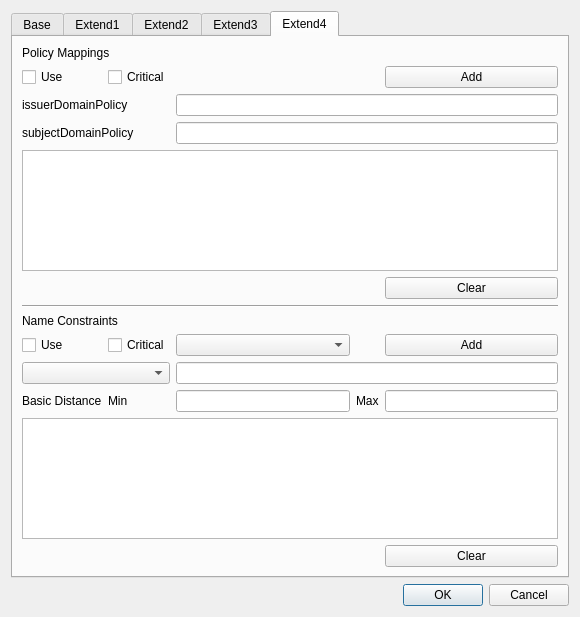
Old version of the form CAMan/make_cert_policy_dlg.ui in the repository jykim74/CertMan.
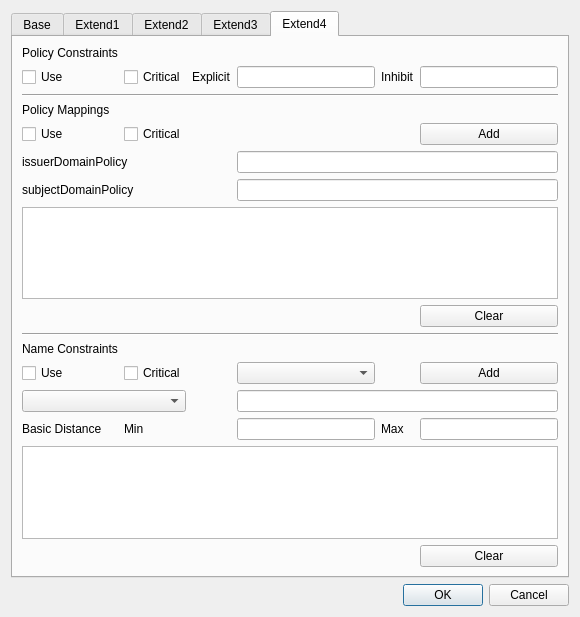
New version of the form. The open tabs and pages were chosen to show the change.

Diff of the .ui file:
```diff
--- a/CAMan/make_cert_policy_dlg.ui
+++ b/CAMan/make_cert_policy_dlg.ui
@@ -509,91 +509,7 @@
        <string>Extend3</string>
       </attribute>
       <layout class="QGridLayout" name="gridLayout_4">
-       <item row="1" column="4">
-        <widget class="QLineEdit" name="mBCPathLenText"/>
-       </item>
-       <item row="4" column="5">
-        <widget class="QLineEdit" name="mPCInhibitText"/>
-       </item>
-       <item row="1" column="0">
-        <widget class="QCheckBox" name="mBCUseCheck">
-         <property name="text">
-          <string>Use</string>
-         </property>
-        </widget>
-       </item>
-       <item row="2" column="0" colspan="6">
-        <widget class="Line" name="line_9">
-         <property name="orientation">
-          <enum>Qt::Horizontal</enum>
-         </property>
-        </widget>
-       </item>
-       <item row="15" column="0" colspan="6">
-        <widget class="QTableWidget" name="mIANTable"/>
-       </item>
-       <item row="9" column="0" colspan="6">
-        <widget class="QTableWidget" name="mSANTable"/>
-       </item>
-       <item row="7" column="2">
-        <widget class="QComboBox" name="mSANCombo"/>
-       </item>
-       <item row="7" column="5">
-        <widget class="QPushButton" name="mSANAddBtn">
-         <property name="text">
-          <string>Add</string>
-         </property>
-        </widget>
-       </item>
-       <item row="5" column="0" colspan="6">
-        <widget class="Line" name="line_10">
-         <property name="orientation">
-          <enum>Qt::Horizontal</enum>
-         </property>
-        </widget>
-       </item>
-       <item row="1" column="2">
-        <widget class="QComboBox" name="mBCCombo"/>
-       </item>
-       <item row="8" column="0" colspan="6">
-        <widget class="QLineEdit" name="mSANText"/>
-       </item>
-       <item row="12" column="0" colspan="2">
-        <widget class="QLabel" name="label_23">
-         <property name="text">
-          <string>Issuer Alternative Name</string>
-         </property>
-        </widget>
-       </item>
-       <item row="16" column="5">
-        <widget class="QPushButton" name="mIANClearBtn">
-         <property name="text">
-          <string>Clear</string>
-         </property>
-        </widget>
-       </item>
-       <item row="13" column="0">
-        <widget class="QCheckBox" name="mIANUseCheck">
-         <property name="text">
-          <string>Use</string>
-         </property>
-        </widget>
-       </item>
-       <item row="3" column="0" colspan="2">
-        <widget class="QLabel" name="label_21">
-         <property name="text">
-          <string>Policy Constraints</string>
-         </property>
-        </widget>
-       </item>
-       <item row="4" column="1">
-        <widget class="QCheckBox" name="mPCCriticalCheck">
-         <property name="text">
-          <string>Critical</string>
-         </property>
-        </widget>
-       </item>
-       <item row="13" column="2">
+       <item row="10" column="2">
         <widget class="QComboBox" name="mIANCombo"/>
        </item>
        <item row="7" column="0">
@@ -648,23 +564,6 @@
          </property>
         </widget>
        </item>
-       <item row="10" column="5">
-        <widget class="QPushButton" name="mSANClearBtn">
-         <property name="text">
-          <string>Clear</string>
-         </property>
-        </widget>
-       </item>
-       <item row="4" column="3">
-        <widget class="QLineEdit" name="mPCExplicitText"/>
-       </item>
-       <item row="1" column="1">
-        <widget class="QCheckBox" name="mBCCriticalCheck">
-         <property name="text">
-          <string>Critical</string>
-         </property>
-        </widget>
-       </item>
        <item row="0" column="0" colspan="2">
         <widget class="QLabel" name="label_20">
          <property name="text">
@@ -679,14 +578,7 @@
          </property>
         </widget>
        </item>
-       <item row="4" column="0">
-        <widget class="QCheckBox" name="mPCUseCheck">
-         <property name="text">
-          <string>Use</string>
-         </property>
-        </widget>
-       </item>
-       <item row="11" column="0" colspan="6">
+       <item row="8" column="0" colspan="6">
         <widget class="Line" name="line_11">
          <property name="orientation">
           <enum>Qt::Horizontal</enum>
@@ -700,140 +592,188 @@
        <string>Extend4</string>
       </attribute>
       <layout class="QGridLayout" name="gridLayout_5">
-       <item row="8" column="2">
-        <widget class="QComboBox" name="mNCTypeCombo"/>
-       </item>
-       <item row="0" column="0" colspan="2">
-        <widget class="QLabel" name="label_27">
-         <property name="text">
-          <string>Policy Mappings</string>
-         </property>
-        </widget>
-       </item>
-       <item row="12" column="4">
+       <item row="15" column="5">
         <widget class="QPushButton" name="mNCClearBtn">
          <property name="text">
           <string>Clear</string>
          </property>
         </widget>
        </item>
-       <item row="4" column="0" colspan="5">
-        <widget class="QTableWidget" name="mPMTable"/>
-       </item>
-       <item row="10" column="3">
-        <widget class="QLabel" name="label_33">
-         <property name="text">
-          <string>Max</string>
-         </property>
-        </widget>
-       </item>
-       <item row="2" column="0" colspan="2">
+       <item row="5" column="0" colspan="2">
         <widget class="QLabel" name="label_28">
          <property name="text">
           <string>issuerDomainPolicy</string>
          </property>
         </widget>
        </item>
-       <item row="1" column="0">
-        <widget class="QCheckBox" name="mPMUseCheck">
+       <item row="11" column="5">
+        <widget class="QPushButton" name="mNCAddBtn">
          <property name="text">
-          <string>Use</string>
+          <string>Add</string>
          </property>
         </widget>
        </item>
-       <item row="5" column="4">
-        <widget class="QPushButton" name="mPMClearBtn">
-         <property name="text">
-          <string>Clear</string>
-         </property>
-        </widget>
+       <item row="13" column="5">
+        <widget class="QLineEdit" name="mNCMaxText"/>
        </item>
-       <item row="10" column="2">
+       <item row="13" column="3">
         <widget class="QLineEdit" name="mNCMinText"/>
        </item>
-       <item row="7" column="0" colspan="2">
+       <item row="14" column="0" colspan="6">
+        <widget class="QTableWidget" name="mNCTable"/>
+       </item>
+       <item row="11" column="1">
+        <widget class="QCheckBox" name="mNCCriticalCheck">
+         <property name="text">
+          <string>Critical</string>
+         </property>
+        </widget>
+       </item>
+       <item row="4" column="5">
+        <widget class="QPushButton" name="mPMAddBtn">
+         <property name="text">
+          <string>Add</string>
+         </property>
+        </widget>
+       </item>
+       <item row="13" column="0">
+        <widget class="QLabel" name="label_31">
+         <property name="text">
+          <string>Basic Distance</string>
+         </property>
+        </widget>
+       </item>
+       <item row="1" column="3">
+        <widget class="QLineEdit" name="mPCExplicitText"/>
+       </item>
+       <item row="1" column="4">
+        <widget class="QLabel" name="label_36">
+         <property name="text">
+          <string>Inhibit</string>
+         </property>
+        </widget>
+       </item>
+       <item row="1" column="2">
+        <widget class="QLabel" name="label_35">
+         <property name="text">
+          <string>Explicit</string>
+         </property>
+        </widget>
+       </item>
+       <item row="1" column="5">
+        <widget class="QLineEdit" name="mPCInhibitText"/>
+       </item>
+       <item row="3" column="0" colspan="2">
+        <widget class="QLabel" name="label_27">
+         <property name="text">
+          <string>Policy Mappings</string>
+         </property>
+        </widget>
+       </item>
+       <item row="11" column="0">
+        <widget class="QCheckBox" name="mNCUseCheck">
+         <property name="text">
+          <string>Use</string>
+         </property>
+        </widget>
+       </item>
+       <item row="11" column="3">
+        <widget class="QComboBox" name="mNCTypeCombo"/>
+       </item>
+       <item row="4" column="0">
+        <widget class="QCheckBox" name="mPMUseCheck">
+         <property name="text">
+          <string>Use</string>
+         </property>
+        </widget>
+       </item>
+       <item row="1" column="0">
+        <widget class="QCheckBox" name="mPCUseCheck">
+         <property name="text">
+          <string>Use</string>
+         </property>
+        </widget>
+       </item>
+       <item row="10" column="0" colspan="2">
         <widget class="QLabel" name="label_30">
          <property name="text">
           <string>Name Constraints</string>
          </property>
         </widget>
        </item>
-       <item row="10" column="1">
+       <item row="13" column="4">
+        <widget class="QLabel" name="label_33">
+         <property name="text">
+          <string>Max</string>
+         </property>
+        </widget>
+       </item>
+       <item row="7" column="0" colspan="6">
+        <widget class="QTableWidget" name="mPMTable"/>
+       </item>
+       <item row="0" column="0">
+        <widget class="QLabel" name="label_34">
+         <property name="text">
+          <string>Policy Constraints</string>
+         </property>
+        </widget>
+       </item>
+       <item row="8" column="5">
+        <widget class="QPushButton" name="mPMClearBtn">
+         <property name="text">
+          <string>Clear</string>
+         </property>
+        </widget>
+       </item>
+       <item row="1" column="1">
+        <widget class="QCheckBox" name="mPCCriticalCheck">
+         <property name="text">
+          <string>Critical</string>
+         </property>
+        </widget>
+       </item>
+       <item row="5" column="3" colspan="3">
+        <widget class="QLineEdit" name="mPMIssuerDomainPolicyText"/>
+       </item>
+       <item row="12" column="3" colspan="3">
+        <widget class="QLineEdit" name="mNCSubText"/>
+       </item>
+       <item row="4" column="1">
+        <widget class="QCheckBox" name="mPMCriticalCheck">
+         <property name="text">
+          <string>Critical</string>
+         </property>
+        </widget>
+       </item>
+       <item row="9" column="0" colspan="6">
+        <widget class="Line" name="line_12">
+         <property name="orientation">
+          <enum>Qt::Horizontal</enum>
+         </property>
+        </widget>
+       </item>
+       <item row="13" column="1">
         <widget class="QLabel" name="label_32">
          <property name="text">
           <string>Min</string>
          </property>
         </widget>
        </item>
-       <item row="11" column="0" colspan="5">
-        <widget class="QTableWidget" name="mNCTable"/>
-       </item>
-       <item row="9" column="2" colspan="3">
-        <widget class="QLineEdit" name="mNCSubText"/>
-       </item>
-       <item row="3" column="0" colspan="2">
+       <item row="6" column="0" colspan="2">
         <widget class="QLabel" name="label_29">
          <property name="text">
           <string>subjectDomainPolicy</string>
          </property>
         </widget>
        </item>
-       <item row="1" column="1">
-        <widget class="QCheckBox" name="mPMCriticalCheck">
-         <property name="text">
-          <string>Critical</string>
-         </property>
-        </widget>
-       </item>
-       <item row="10" column="4">
-        <widget class="QLineEdit" name="mNCMaxText"/>
-       </item>
-       <item row="2" column="2" colspan="3">
-        <widget class="QLineEdit" name="mPMIssuerDomainPolicyText"/>
-       </item>
-       <item row="10" column="0">
-        <widget class="QLabel" name="label_31">
-         <property name="text">
-          <string>Basic Distance</string>
-         </property>
-        </widget>
-       </item>
-       <item row="8" column="1">
-        <widget class="QCheckBox" name="mNCCriticalCheck">
-         <property name="text">
-          <string>Critical</string>
-         </property>
-        </widget>
-       </item>
-       <item row="9" column="0" colspan="2">
+       <item row="12" column="0" colspan="2">
         <widget class="QComboBox" name="mNCSubCombo"/>
        </item>
-       <item row="8" column="4">
-        <widget class="QPushButton" name="mNCAddBtn">
-         <property name="text">
-          <string>Add</string>
-         </property>
-        </widget>
-       </item>
-       <item row="8" column="0">
-        <widget class="QCheckBox" name="mNCUseCheck">
-         <property name="text">
-          <string>Use</string>
-         </property>
-        </widget>
-       </item>
-       <item row="1" column="4">
-        <widget class="QPushButton" name="mPMAddBtn">
-         <property name="text">
-          <string>Add</string>
-         </property>
-        </widget>
-       </item>
-       <item row="3" column="2" colspan="3">
+       <item row="6" column="3" colspan="3">
         <widget class="QLineEdit" name="mPMSubjectDomainPolicyText"/>
        </item>
-       <item row="6" column="0" colspan="5">
-        <widget class="Line" name="line_12">
+       <item row="2" column="0" colspan="6">
+        <widget class="Line" name="line_13">
          <property name="orientation">
           <enum>Qt::Horizontal</enum>
          </property>
```
Left out of the diff: 134 changed lines with no effect on the pictures.
